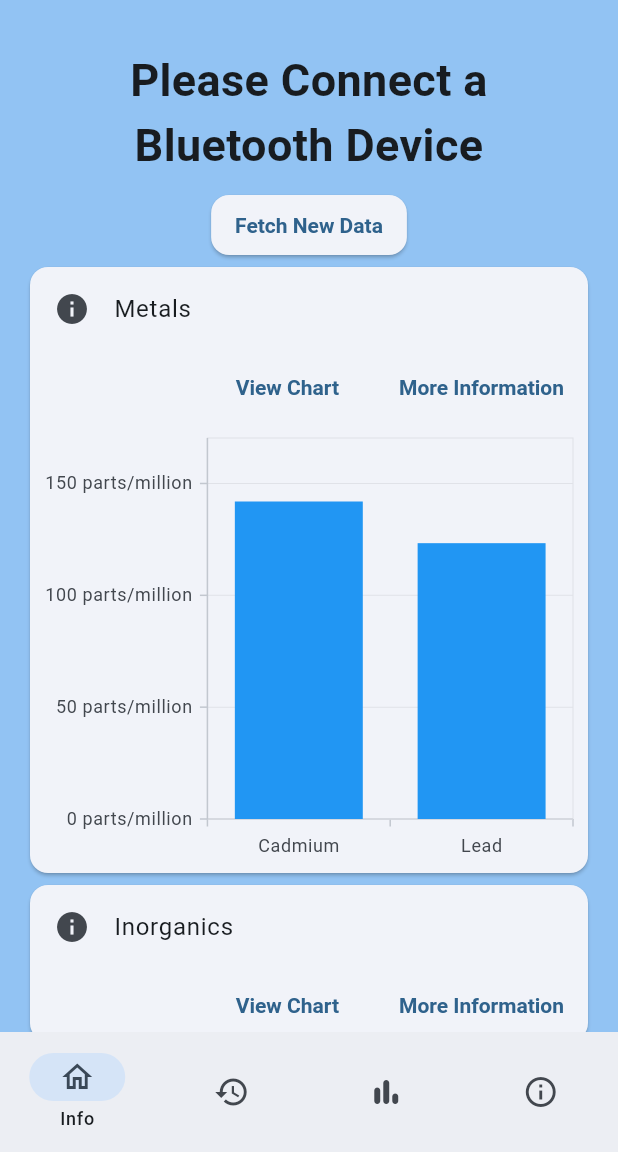
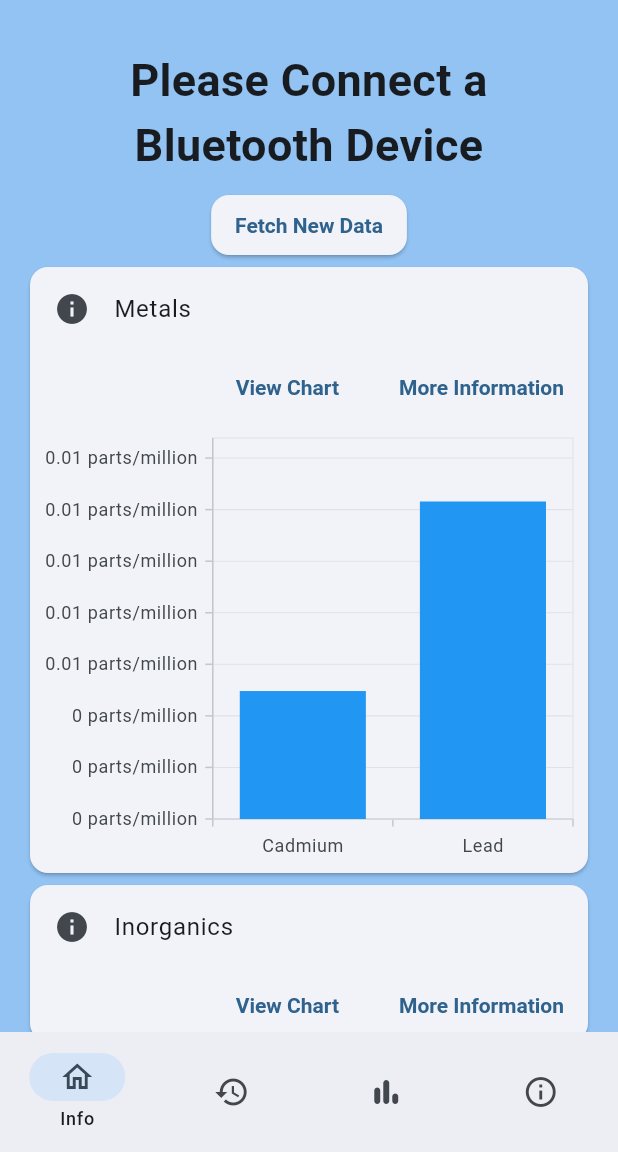
Before and after one commit to austinmedina/WaterBaddiesApp, a Flutter app: the screen it shows after launch, after a tap on "Fetch New Data", after a tap on "View Chart", on a phone screen of 412 x 824 dp, the part 84-1236 px from its top. Run offline on Flutter 3.47's test engine with Material 3 defaults, Android fonts, the light colour scheme and no system bars; our stand-ins replace cloud_firestore, connectivity_plus, firebase_auth, firebase_core, fl_chart, flutter_blue_plus and 9 more; accounts and stored records are empty.

Commit message:
Changed the random number generator

```diff
--- a/lib/screens/info/baddiesInfo.dart
+++ b/lib/screens/info/baddiesInfo.dart
@@ -355,7 +355,7 @@ class _WaterBaddiesInfoState extends State<WaterBaddiesInfo> {
   List<String> _checkData(Map<String, double> newData) {
     List<String> warningMessages = [];
     newData.forEach((key, value) {
-      num? max = epaLimits[key];
+      double? max = epaLimits[key];
 
       if (max != null && value > max) {
         warningMessages.add("High Levels of $key");
@@ -368,21 +368,14 @@ class _WaterBaddiesInfoState extends State<WaterBaddiesInfo> {
   Map<String, double> generateRandomData() {
     final Random random = Random(); // Create a Random object
 
-    // Generate random numbers between 120.00 and 150.00
-    double generateRandomValue() {
-      return 120.00 + random.nextDouble() * (150.00 - 120.00);
-    }
-
-    Map<String, double> _characteristicsData = {};
-
-    _characteristicsData['Lead'] = generateRandomValue();
-    _characteristicsData['Cadmium'] = generateRandomValue();
-    _characteristicsData['Nitrite'] = generateRandomValue();
-    _characteristicsData['Phosphate'] = generateRandomValue();
-    _characteristicsData['Nitrate'] = generateRandomValue();
-    _characteristicsData['Microplastic'] = generateRandomValue();
-
-    return _characteristicsData;
+    return {
+      'Nitrite': epaLimits['Nitrite']! * (0.5 + random.nextDouble()),
+      'Lead': epaLimits['Lead']! * (0.5 + random.nextDouble()),
+      'Cadmium': epaLimits['Cadmium']! * (0.5 + random.nextDouble()),
+      'Nitrate': epaLimits['Nitrate']! * (0.5 + random.nextDouble()),
+      'Phosphate': epaLimits['Phosphate']! * (0.5 + random.nextDouble()),
+      'Microplastics': epaLimits['Microplastics']! * (0.5 + random.nextDouble()),
+    };
   }
 
   void _updateDisplayedData(BuildContext context) {
--- a/lib/utils/utils.dart
+++ b/lib/utils/utils.dart
@@ -7,7 +7,7 @@ class BooleanWrapper {
   BooleanWrapper(this.value);
 }
 
-const epaLimits = {
+Map<String, double> epaLimits = {
   'Nitrite': 1.0,
   'Lead': 0.01,
   'Cadmium': 0.005,
```
